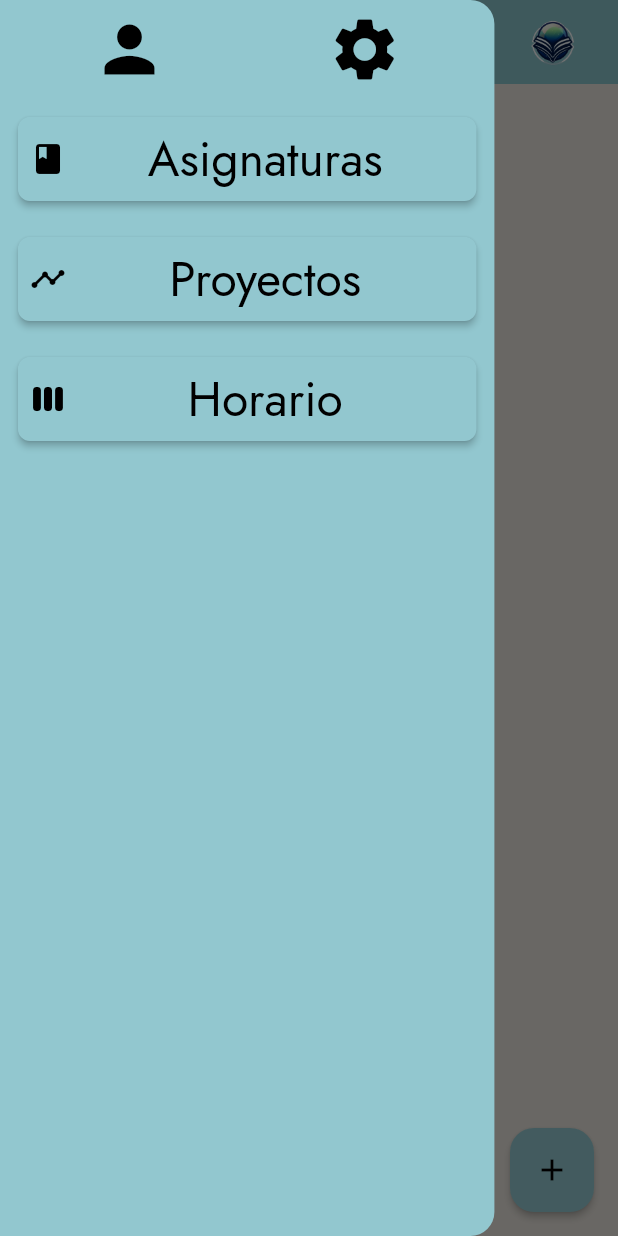
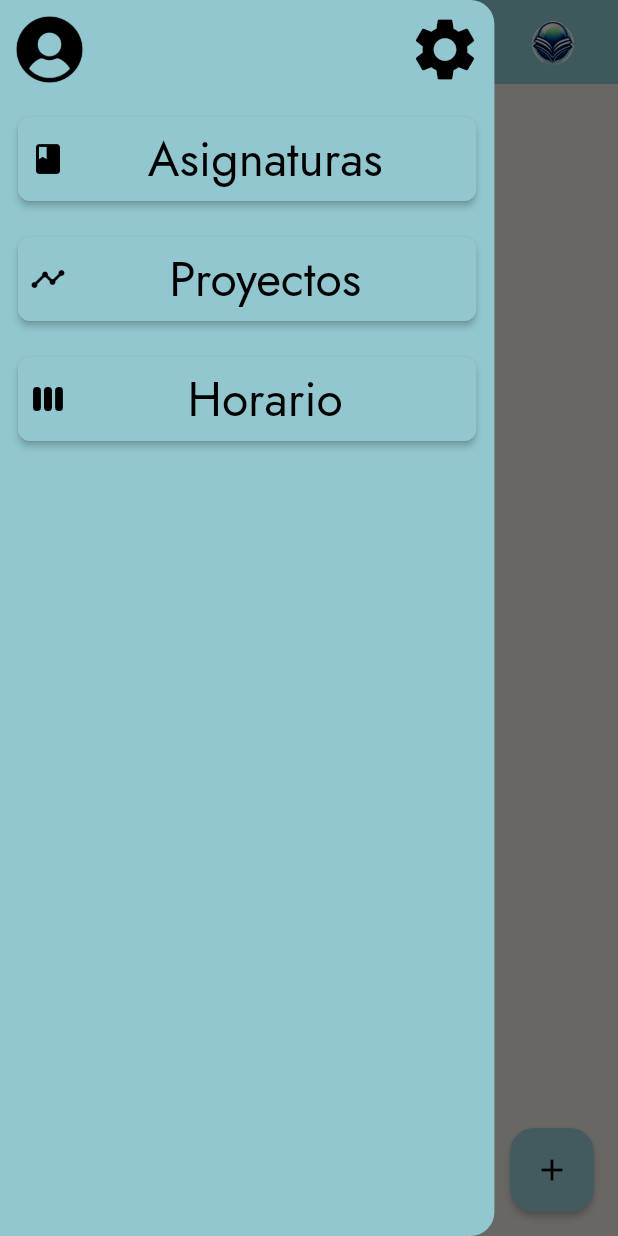
Before and after one commit to smottad/studysphere_deploy, a Flutter app: the PaginaInicio screen opened by its route, with the side drawer open, on a phone screen of 412 x 824 dp. Run offline on Flutter 3.47's test engine with Material 3 defaults, Android fonts, the phone set to English and light mode, and no system bars; our stand-ins replace google_fonts, image_picker, webview_flutter.

Commit message:
colores y menu lateral

```diff
--- a/lib/Controladores/controlador_pagina_inicio.dart
+++ b/lib/Controladores/controlador_pagina_inicio.dart
@@ -11,3 +11,7 @@ irProyectos(BuildContext context) {
 irHorario(BuildContext context) {
   Navigator.pushNamed(context, '/inicio/horario');
 }
+
+irConfiguracion(BuildContext context) {
+  Navigator.pushNamed(context, '/inicio/proyectos');
+}
--- a/lib/Vistas/pagina_inicio.dart
+++ b/lib/Vistas/pagina_inicio.dart
@@ -23,27 +23,7 @@ class PaginaInicio extends StatelessWidget {
         elevation: 2,
         child: Column(
           children: [
-            Padding(
-              padding: const EdgeInsets.all(8.0),
-              child: Row(
-                children: [
-                  const Spacer(),
-                  Icon(
-                    Icons.person,
-                    color: colorScheme.onPrimary,
-                    size: (size.height * 0.1).clamp(10, 50),
-                  ),
-                  const Spacer(),
-                  const Spacer(),
-                  Icon(
-                    Icons.settings,
-                    color: colorScheme.onPrimary,
-                    size: (size.height * 0.1).clamp(10, 50),
-                  ),
-                  const Spacer(),
-                ],
-              ),
-            ),
+            fotoYConfiguracion(size, context, colorScheme),
             cards(context, Icons.book, 'Asignaturas', irAsignaturas),
             cards(context, Icons.timeline, 'Proyectos', irProyectos),
             cards(context, Icons.view_week, 'Horario', irHorario),
@@ -51,6 +31,31 @@ class PaginaInicio extends StatelessWidget {
         ),
       ),
       body: const Center(child: Text('Algo')),
+    );
+  }
+
+  Padding fotoYConfiguracion(
+      Size size, BuildContext context, ColorScheme colorScheme) {
+    return Padding(
+      padding: const EdgeInsets.all(8.0),
+      child: Row(
+        children: [
+          Image(
+            image: const AssetImage('lib/Assets/no_user.png'),
+            width: (size.height * 0.1).clamp(10, 50),
+            height: (size.height * 0.1).clamp(10, 50),
+          ),
+          const Spacer(),
+          InkWell(
+            onTap: () => irConfiguracion(context),
+            child: Icon(
+              Icons.settings,
+              color: colorScheme.onPrimary,
+              size: (size.height * 0.1).clamp(10, 50),
+            ),
+          ),
+        ],
+      ),
     );
   }
 }
```
Also changed, not shown: lib/color_schemes.g.dart.
